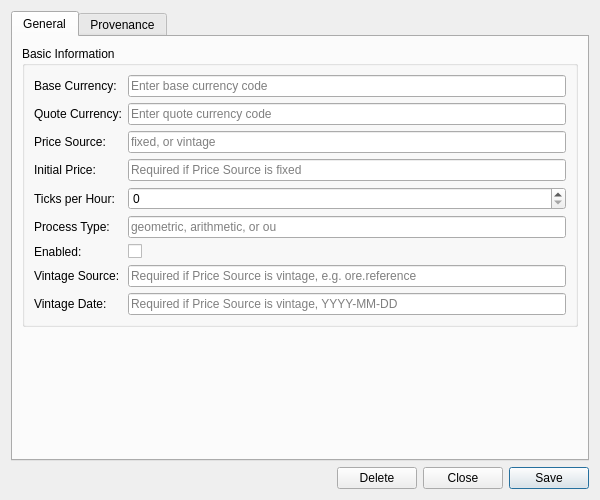
Qt form projects/ores.qt/synthetic/ui/FxSpotGenerationConfigDetailDialog.ui (OreStudio/OreStudio) before a commit.
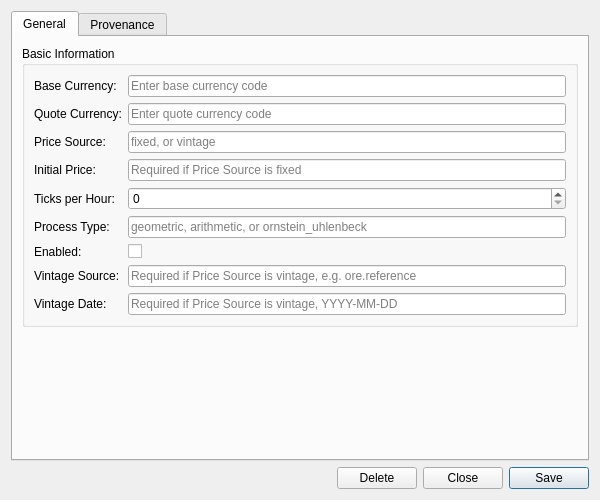
The same form after that commit. Custom widgets are drawn as their Qt base class.

What changed in the file:
```diff
--- a/projects/ores.qt/synthetic/ui/FxSpotGenerationConfigDetailDialog.ui
+++ b/projects/ores.qt/synthetic/ui/FxSpotGenerationConfigDetailDialog.ui
@@ -121,7 +121,7 @@
           <item row="5" column="1">
            <widget class="QLineEdit" name="processTypeEdit">
             <property name="placeholderText">
-             <string>geometric, arithmetic, or ou</string>
+             <string>geometric, arithmetic, or ornstein_uhlenbeck</string>
             </property>
            </widget>
           </item>
```
